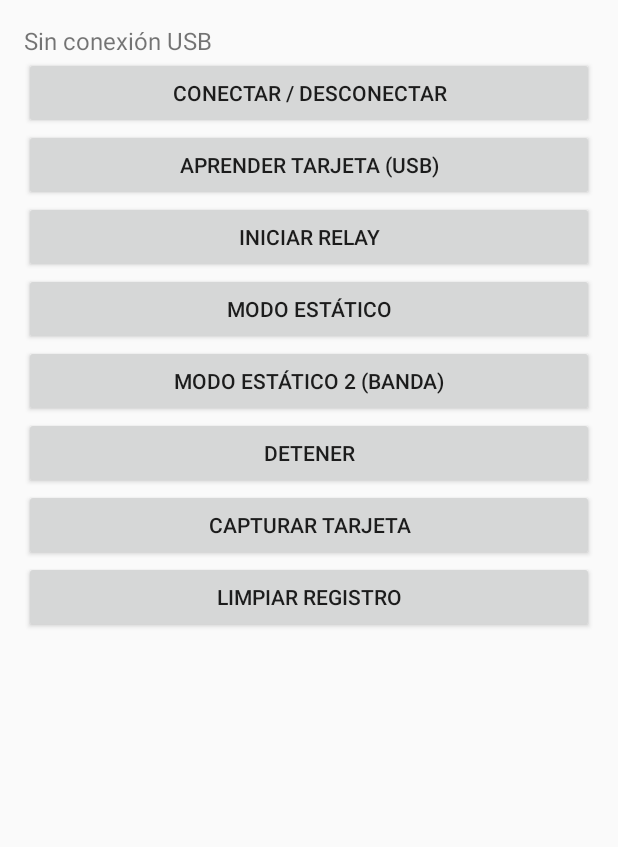
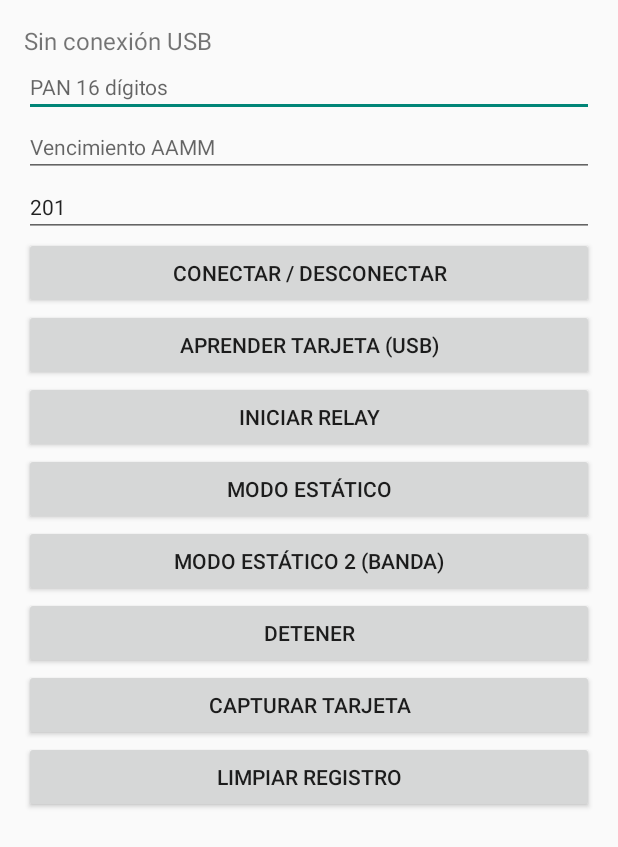
Before and after one commit to adriancorreacgcg/PN532-Android-USB, an Android app: the layout activity_main.xml on its own in the app's theme, with its tools: preview values and no code run, on a phone screen of 412 x 824 dp. Shown: the top 847 px of the screen. Run offline under Robolectric (Android 15) with nearby library versions, the phone set to English and light mode, and no system bars.

Commit message:
Actualizar activity_main.xml

```diff
--- a/app/src/main/res/layout/activity_main.xml
+++ b/app/src/main/res/layout/activity_main.xml
@@ -15,6 +15,34 @@
             android:layout_height="wrap_content"
             android:textSize="16sp"
             android:text="Sin conexión USB" />
+
+        <EditText
+            android:id="@+id/panText"
+            android:layout_width="match_parent"
+            android:layout_height="wrap_content"
+            android:hint="PAN 16 dígitos"
+            android:inputType="number"
+            android:maxLength="16"
+            android:textSize="14sp" />
+
+        <EditText
+            android:id="@+id/vencText"
+            android:layout_width="match_parent"
+            android:layout_height="wrap_content"
+            android:hint="Vencimiento AAMM"
+            android:inputType="number"
+            android:maxLength="4"
+            android:textSize="14sp" />
+
+        <EditText
+            android:id="@+id/servicioText"
+            android:layout_width="match_parent"
+            android:layout_height="wrap_content"
+            android:hint="Servicio"
+            android:inputType="number"
+            android:maxLength="3"
+            android:text="201"
+            android:textSize="14sp" />
 
         <Button
             android:id="@+id/connectButton"
```
